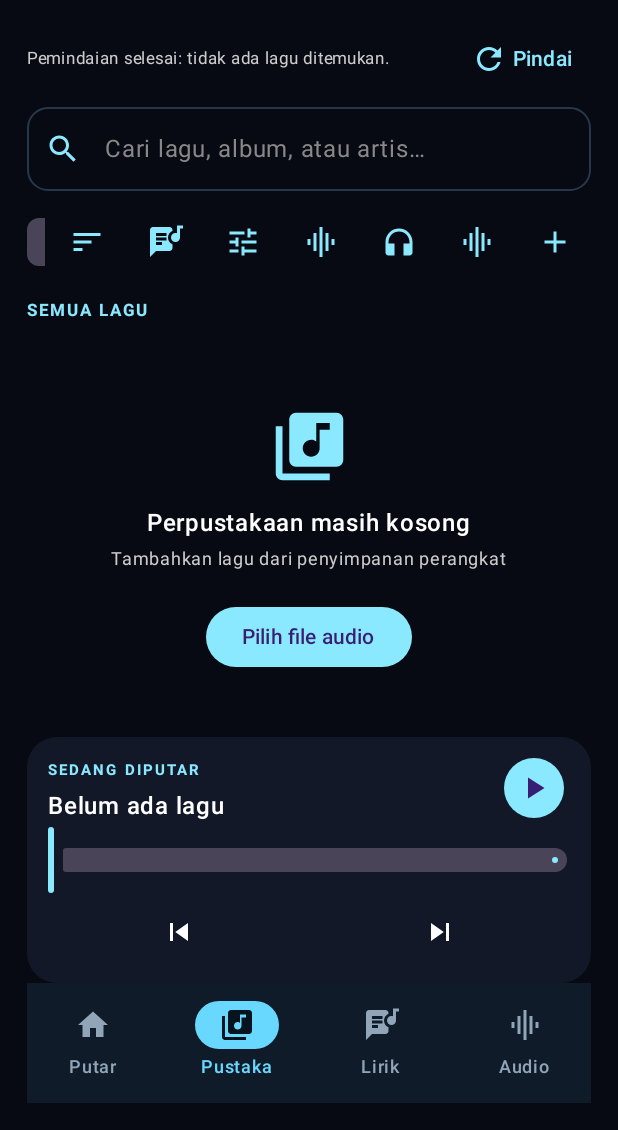
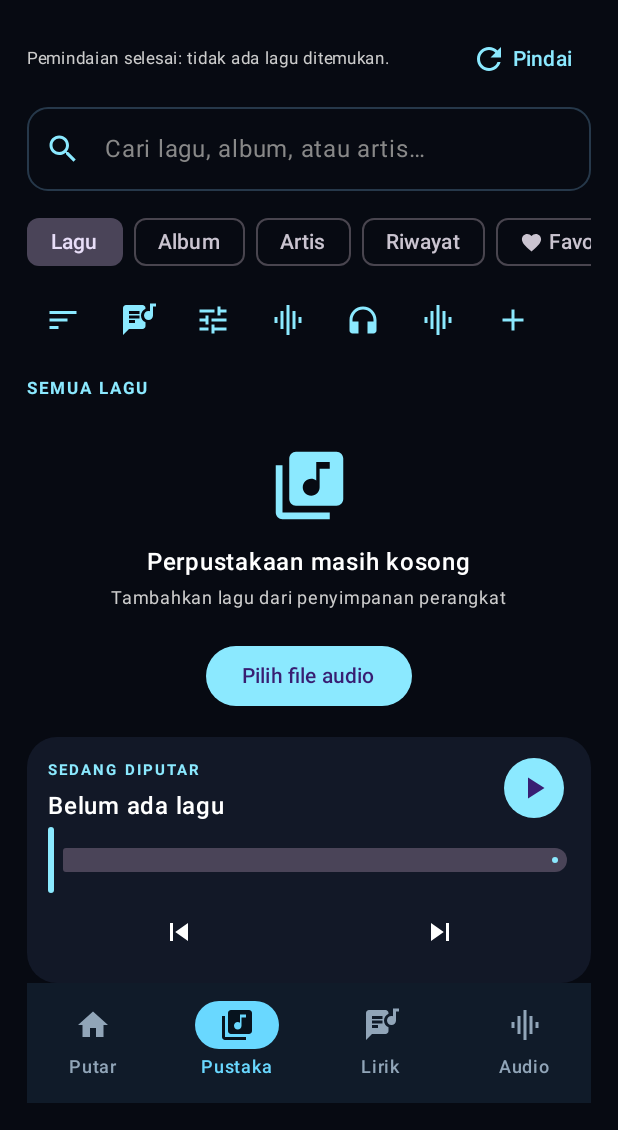
Before and after one commit to PedjoeangSolo/shyntax-audio, an Android app built with Jetpack Compose: the screen it shows after launch (MainActivity), item 2 of the bottom bar chosen, on a phone screen of 412 x 824 dp, the part 106-1236 px from its top. Run offline under Robolectric (Android 15) with nearby library versions, the phone set to English and light mode, and no system bars; 5 statements that could not run were skipped.

Commit message:
Improve library controls layout and add recent sort option

```diff
--- a/app/src/main/java/com/shyntax/audio/MainActivity.kt
+++ b/app/src/main/java/com/shyntax/audio/MainActivity.kt
@@ -846,25 +846,37 @@ private fun AudioHome(
         )
         Spacer(Modifier.height(10.dp))
         Row(
-            modifier = Modifier.fillMaxWidth(),
+            modifier = Modifier.fillMaxWidth().horizontalScroll(rememberScrollState()),
             verticalAlignment = Alignment.CenterVertically,
-            horizontalArrangement = Arrangement.spacedBy(4.dp)
+            horizontalArrangement = Arrangement.spacedBy(7.dp)
         ) {
-            Row(
-                modifier = Modifier.weight(1f).horizontalScroll(rememberScrollState()),
-                verticalAlignment = Alignment.CenterVertically,
-                horizontalArrangement = Arrangement.spacedBy(6.dp)
-            ) {
-                listOf("Lagu", "Album", "Artis", "Riwayat").forEach {
-                    FilterChip(selected = tab == it, onClick = { tab = it; groupFilter = null; favoritesOnly = false }, label = { Text(it) })
+            listOf("Lagu", "Album", "Artis", "Riwayat").forEach {
+                FilterChip(
+                    selected = tab == it,
+                    onClick = { tab = it; groupFilter = null; favoritesOnly = false },
+                    label = { Text(it) }
+                )
+            }
+            FilterChip(
+                selected = favoritesOnly,
+                onClick = { favoritesOnly = !favoritesOnly; groupFilter = null },
+                label = {
+                    Icon(Icons.Default.Favorite, null, modifier = Modifier.size(15.dp))
+                    Spacer(Modifier.width(4.dp))
+                    Text("Favorit")
                 }
-                FilterChip(selected = favoritesOnly, onClick = { favoritesOnly = !favoritesOnly; groupFilter = null },
-                    label = { Icon(Icons.Default.Favorite, null, modifier = Modifier.size(15.dp)); Spacer(Modifier.width(4.dp)); Text("Favorit") })
-            }
+            )
+        }
+        Spacer(Modifier.height(4.dp))
+        Row(
+            modifier = Modifier.fillMaxWidth().horizontalScroll(rememberScrollState()),
+            verticalAlignment = Alignment.CenterVertically,
+            horizontalArrangement = Arrangement.spacedBy(2.dp)
+        ) {
             Box {
                 IconButton(onClick = { sortMenu = true }) { Icon(Icons.Default.Sort, "Urutkan", tint = Ice) }
                 DropdownMenu(expanded = sortMenu, onDismissRequest = { sortMenu = false }) {
-                    listOf("Judul A–Z", "Judul Z–A", "Artis", "Album").forEach { option ->
+                    listOf("Judul A–Z", "Judul Z–A", "Artis", "Album", "Riwayat").forEach { option ->
                         DropdownMenuItem(text = { Text(option) }, onClick = { sortBy = option; sortMenu = false })
                     }
                 }
@@ -884,7 +896,9 @@ private fun AudioHome(
             IconButton(onClick = { onShowDsp(true) }) {
                 Icon(Icons.Default.GraphicEq, "Advanced Audio DSP", tint = Ice)
             }
-            IconButton(onClick = onImport) { Icon(Icons.Default.Add, "Tambah lagu", tint = Ice) }
+            IconButton(onClick = onImport) {
+                Icon(Icons.Default.Add, "Tambah lagu", tint = Ice)
+            }
         }
         Text(
             when {
```
